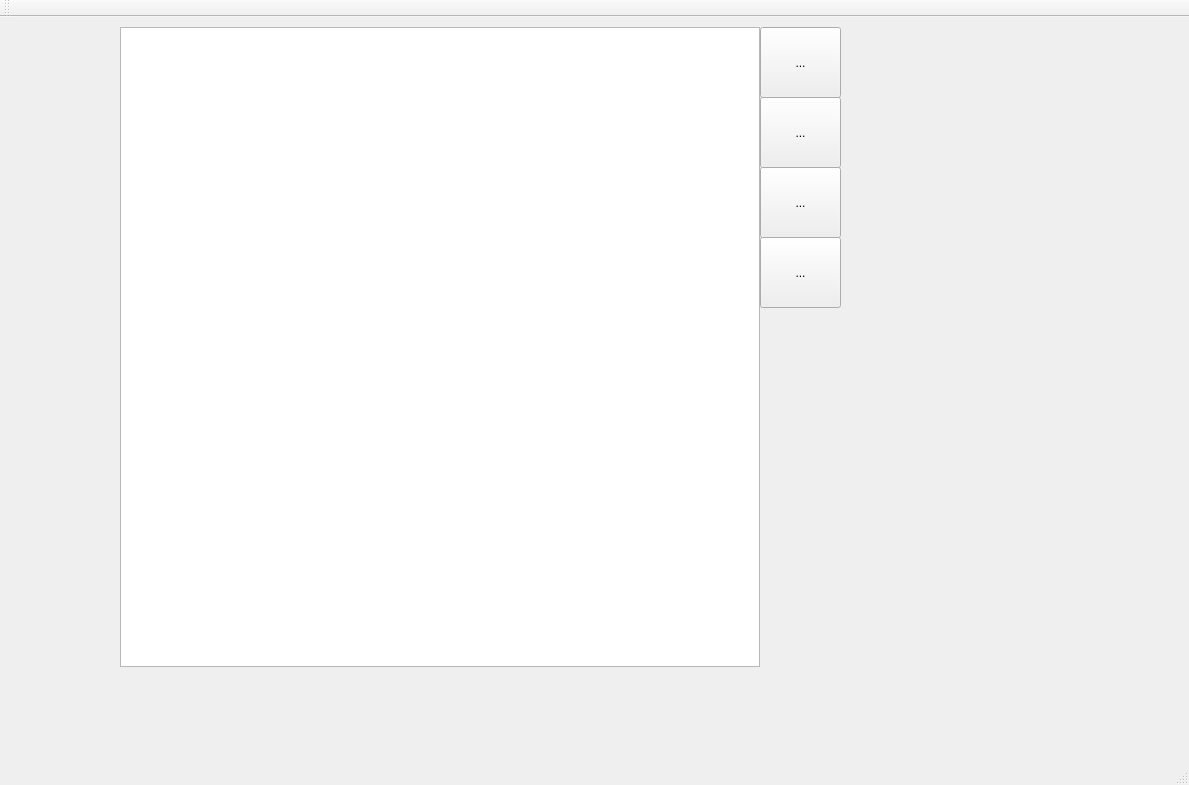
mahowa/Nerdz, file SpriteEditor/mainwindow.ui: the form before one commit.
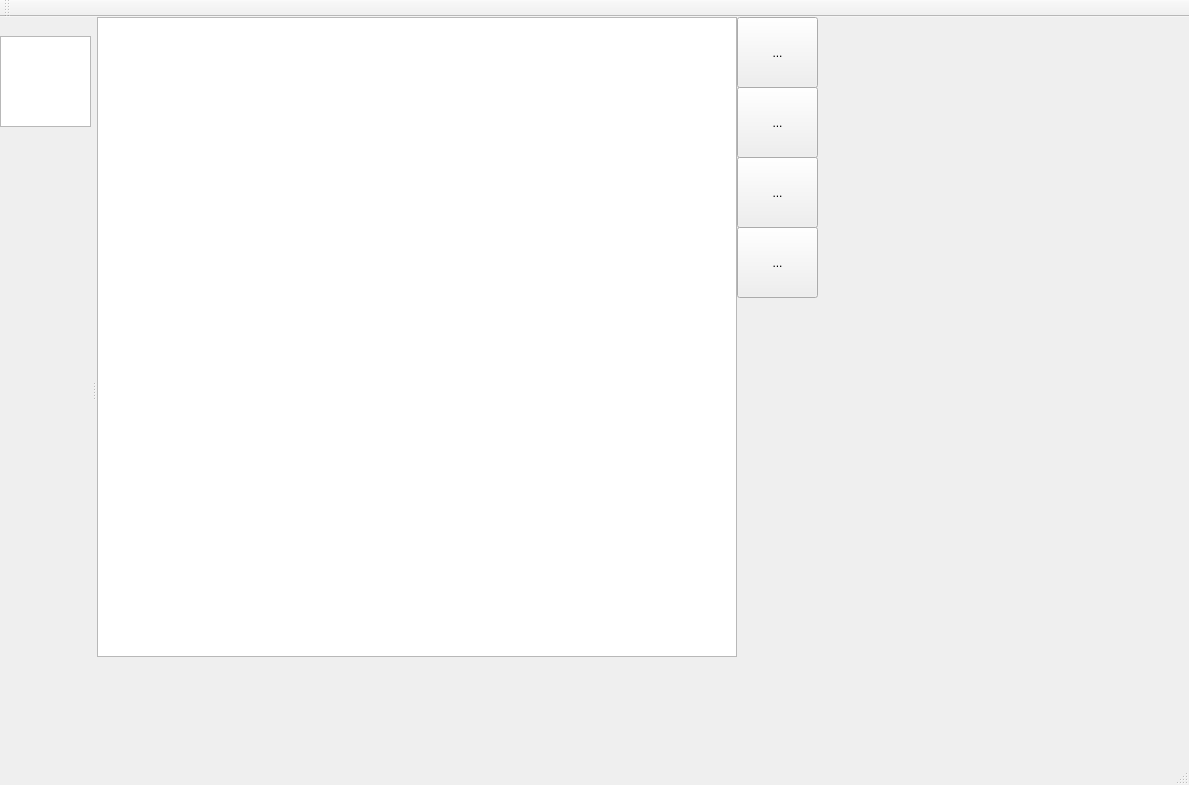
The form after the commit. Icons and pictures are not drawn.

Commit message: Created a small view

```diff
--- a/SpriteEditor/mainwindow.ui
+++ b/SpriteEditor/mainwindow.ui
@@ -17,8 +17,8 @@
    <widget class="QGraphicsView" name="SpriteEditor">
     <property name="geometry">
      <rect>
-      <x>120</x>
-      <y>10</y>
+      <x>0</x>
+      <y>0</y>
       <width>640</width>
       <height>640</height>
      </rect>
@@ -36,8 +36,8 @@
    <widget class="QToolButton" name="yAxisTrans">
     <property name="geometry">
      <rect>
-      <x>760</x>
-      <y>10</y>
+      <x>640</x>
+      <y>0</y>
       <width>81</width>
       <height>71</height>
      </rect>
@@ -59,8 +59,8 @@
    <widget class="QToolButton" name="xAxisTrans">
     <property name="geometry">
      <rect>
-      <x>760</x>
-      <y>80</y>
+      <x>640</x>
+      <y>70</y>
       <width>81</width>
       <height>71</height>
      </rect>
@@ -82,8 +82,8 @@
    <widget class="QToolButton" name="rotateTrans">
     <property name="geometry">
      <rect>
-      <x>760</x>
-      <y>150</y>
+      <x>640</x>
+      <y>140</y>
       <width>81</width>
       <height>71</height>
      </rect>
@@ -105,8 +105,8 @@
    <widget class="QToolButton" name="colorChooser">
     <property name="geometry">
      <rect>
-      <x>760</x>
-      <y>220</y>
+      <x>640</x>
+      <y>210</y>
       <width>81</width>
       <height>71</height>
      </rect>
@@ -125,17 +125,6 @@
      </size>
     </property>
    </widget>
-   <widget class="QWidget" name="gridLayoutWidget">
-    <property name="geometry">
-     <rect>
-      <x>760</x>
-      <y>290</y>
-      <width>160</width>
-      <height>80</height>
-     </rect>
-    </property>
-    <layout class="QGridLayout" name="colorPickerGridLayout"/>
-   </widget>
   </widget>
   <widget class="QMenuBar" name="menuBar">
    <property name="geometry">
@@ -156,6 +145,44 @@
    </attribute>
   </widget>
   <widget class="QStatusBar" name="statusBar"/>
+  <widget class="QDockWidget" name="frameDock">
+   <property name="minimumSize">
+    <size>
+     <width>91</width>
+     <height>50</height>
+    </size>
+   </property>
+   <property name="features">
+    <set>QDockWidget::NoDockWidgetFeatures</set>
+   </property>
+   <attribute name="dockWidgetArea">
+    <number>1</number>
+   </attribute>
+   <widget class="QWidget" name="dockWidgetContents_2">
+    <widget class="QGraphicsView" name="smallView1">
+     <property name="geometry">
+      <rect>
+       <x>0</x>
+       <y>0</y>
+       <width>91</width>
+       <height>91</height>
+      </rect>
+     </property>
+     <property name="minimumSize">
+      <size>
+       <width>50</width>
+       <height>50</height>
+      </size>
+     </property>
+     <property name="verticalScrollBarPolicy">
+      <enum>Qt::ScrollBarAlwaysOff</enum>
+     </property>
+     <property name="horizontalScrollBarPolicy">
+      <enum>Qt::ScrollBarAlwaysOff</enum>
+     </property>
+    </widget>
+   </widget>
+  </widget>
  </widget>
  <layoutdefault spacing="6" margin="11"/>
  <resources>
```
The commit also changes 8 other files.
